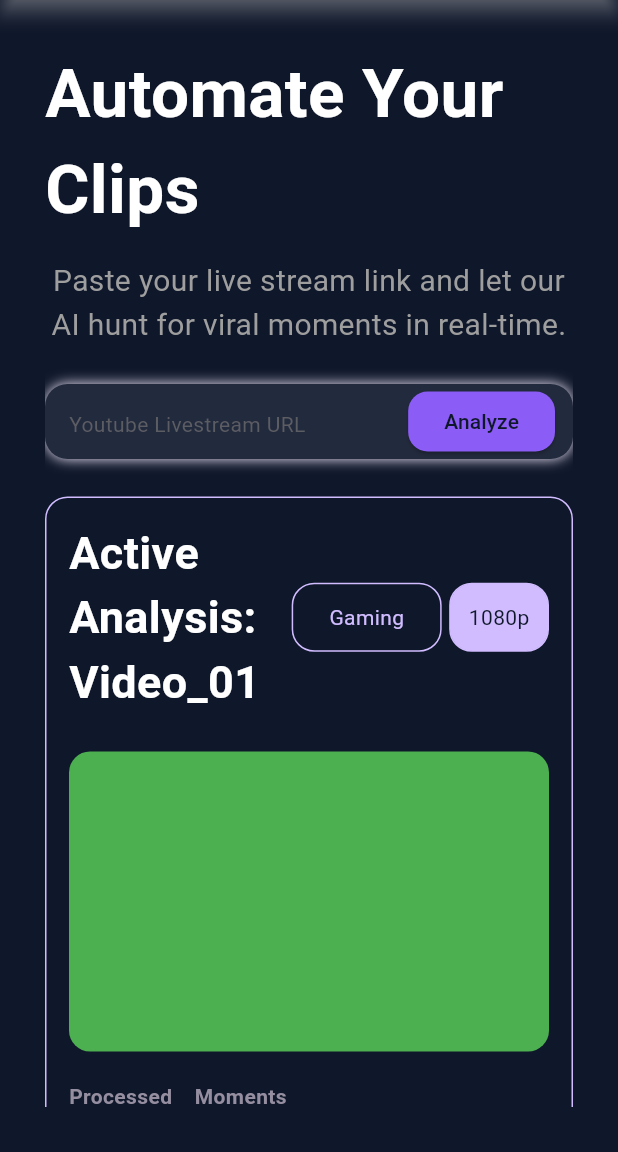
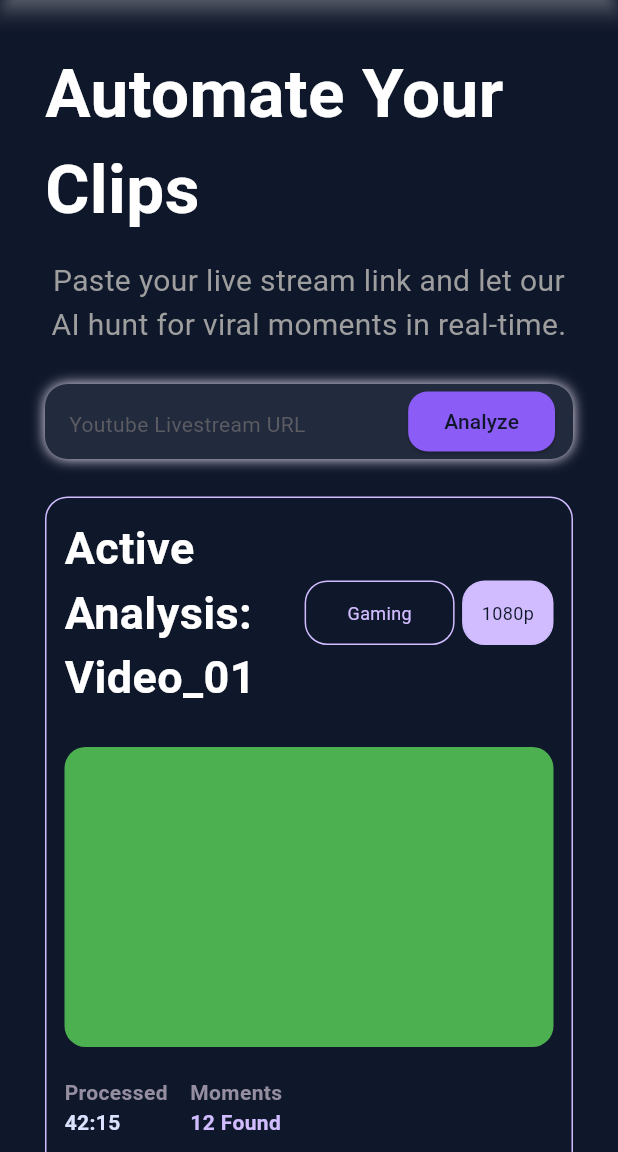
Before and after one commit to adorufus/snapitai, a Flutter app: the screen it shows after launch, on a phone screen of 412 x 824 dp, the part 84-1236 px from its top. Run offline on Flutter 3.47's test engine with Material 3 defaults, Android fonts, the phone set to English and light mode, and no system bars; our stand-ins replace get.

Commit message:
Add padding and font size options to AppChip and AppCard; implement RecentAiClips widget

```diff
--- a/lib/global_widgets/AppChip.dart
+++ b/lib/global_widgets/AppChip.dart
@@ -7,12 +7,15 @@
   final double? borderRadius;
   final double? width;
   final double? height;
+  final double? fontSize;
 
   final Color? backgroundColor;
   final Color? borderColor;
   final Color? foregroundColor;
 
   final Function()? onClick;
+
+  final bool isUsingPadding;
 
   const AppChip({
     super.key,
@@ -24,7 +27,9 @@
     this.borderColor,
     this.foregroundColor,
     this.chipText,
-    this.onClick
+    this.onClick,
+    this.fontSize,
+    this.isUsingPadding = true
   });
 
   @override
@@ -34,18 +39,21 @@
       child: Container(
         height: height,
         width: width,
-        padding: EdgeInsets.all(12),
+        padding: !isUsingPadding ? null : EdgeInsets.all(12),
         decoration: BoxDecoration(
           borderRadius: BorderRadius.circular(borderRadius ?? 15),
           color: backgroundColor ?? AppColors.secondary,
-          border: Border.all(color: borderColor ?? AppColors.lightPrimary)
+          border: Border.all(color: borderColor ?? AppColors.lightPrimary),
         ),
         child: Center(
           child:
               child ??
               Text(
                 chipText ?? "",
-                style: TextStyle(color: foregroundColor ?? Colors.white),
+                style: TextStyle(
+                  color: foregroundColor ?? Colors.white,
+                  fontSize: fontSize ?? 12,
+                ),
               ),
         ),
       ),
--- a/lib/global_widgets/app_card.dart
+++ b/lib/global_widgets/app_card.dart
@@ -5,15 +5,16 @@
   final Widget child;
   final double? width;
   final double? height;
+  final double? padding;
 
-  const AppCard({super.key, required this.child, this.width, this.height});
+  const AppCard({super.key, required this.child, this.width, this.height, this.padding});
 
   @override
   Widget build(BuildContext context) {
     return Container(
       width: width ?? MediaQuery.of(context).size.width,
       height: height,
-      padding: EdgeInsets.all(15),
+      padding: padding == null ? null : EdgeInsets.all(padding!),
       decoration: BoxDecoration(
         color: AppColors.neutral,
         borderRadius: BorderRadius.circular(15),
--- a/lib/modules/home/home_screen.dart
+++ b/lib/modules/home/home_screen.dart
@@ -2,6 +2,7 @@
 import 'package:get/state_manager.dart';
 import 'package:snapitai/modules/home/widgets/active_analysis_widget.dart';
 import 'package:snapitai/modules/home/widgets/engine_status.dart';
+import 'package:snapitai/modules/home/widgets/recent_ai_clips.dart';
 import 'package:snapitai/utils/app_colors.dart';
 
 class HomeScreen extends GetView {
@@ -28,10 +29,12 @@
         ],
       ),
       body: Container(
-        padding: EdgeInsets.all(30),
+        // margin: EdgeInsets.all(30),
         width: MediaQuery.of(context).size.width,
         height: MediaQuery.of(context).size.height,
         child: SingleChildScrollView(
+          child: Padding(
+            padding: const EdgeInsets.all(30),
             child: Column(
               crossAxisAlignment: CrossAxisAlignment.center,
               children: [
@@ -103,8 +106,11 @@
                 SizedBox(height: 25,),
                 ActiveAnalysisWidget(),
                 SizedBox(height: 25,),
-              EngineStatus()
+                EngineStatus(),
+                SizedBox(height: 25,),
+                RecentAiClips()
               ],
+            ),
           ),
         ),
       ),
--- a/lib/modules/home/widgets/active_analysis_widget.dart
+++ b/lib/modules/home/widgets/active_analysis_widget.dart
@@ -19,6 +19,7 @@
   Widget build(BuildContext context) {
     return AppCard(
       width: MediaQuery.of(context).size.width,
+      padding: 12,
       child: Column(
         crossAxisAlignment: CrossAxisAlignment.center,
         children: [
--- a/lib/modules/home/widgets/engine_status.dart
+++ b/lib/modules/home/widgets/engine_status.dart
@@ -8,6 +8,7 @@
   @override
   Widget build(BuildContext context) {
     return AppCard(
+      padding: 15,
       child: Column(
         crossAxisAlignment: CrossAxisAlignment.start,
         children: [
```
Also changed, not shown: lib/modules/home/widgets/recent_ai_clips.dart (added, +129 -0 lines). Lines whose indentation alone changed are shown as unchanged.
